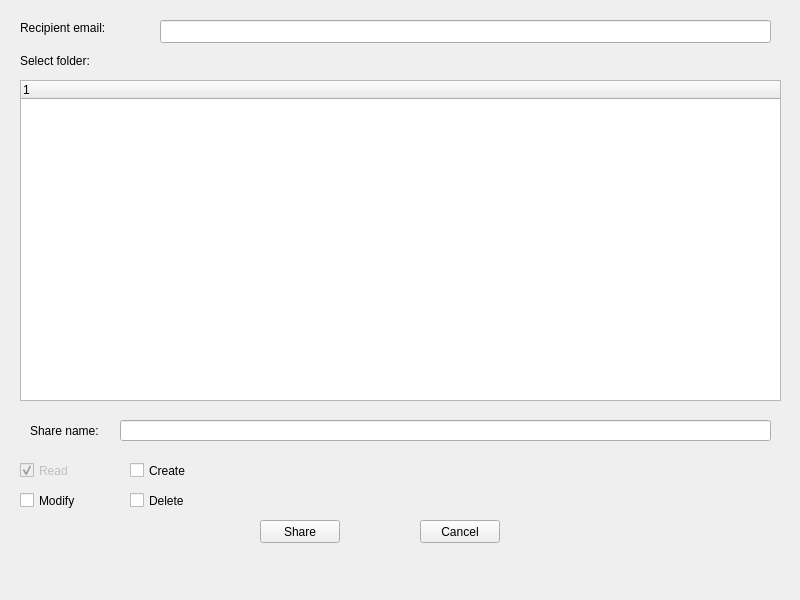
Old version of the form pCloud/sharefolderwindow.ui in the repository pcloudcom/pfs-gui.
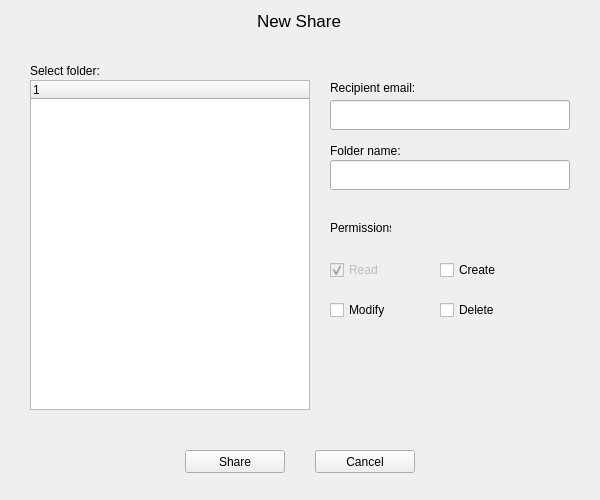
New version of the form.

What changed in the file:
```diff
--- a/pCloud/sharefolderwindow.ui
+++ b/pCloud/sharefolderwindow.ui
@@ -6,8 +6,8 @@
    <rect>
     <x>0</x>
     <y>0</y>
-    <width>800</width>
-    <height>600</height>
+    <width>600</width>
+    <height>500</height>
    </rect>
   </property>
   <property name="windowTitle">
@@ -17,8 +17,8 @@
    <widget class="QLabel" name="label">
     <property name="geometry">
      <rect>
-      <x>20</x>
-      <y>50</y>
+      <x>30</x>
+      <y>60</y>
       <width>131</width>
       <height>21</height>
      </rect>
@@ -30,10 +30,10 @@
    <widget class="QTreeWidget" name="dirtree">
     <property name="geometry">
      <rect>
-      <x>20</x>
+      <x>30</x>
       <y>80</y>
-      <width>761</width>
-      <height>321</height>
+      <width>280</width>
+      <height>330</height>
      </rect>
     </property>
     <column>
@@ -45,8 +45,8 @@
    <widget class="QLabel" name="label_2">
     <property name="geometry">
      <rect>
-      <x>20</x>
-      <y>20</y>
+      <x>330</x>
+      <y>80</y>
       <width>131</width>
       <height>16</height>
      </rect>
@@ -58,10 +58,10 @@
    <widget class="QLineEdit" name="email">
     <property name="geometry">
      <rect>
-      <x>160</x>
-      <y>20</y>
-      <width>611</width>
-      <height>23</height>
+      <x>330</x>
+      <y>100</y>
+      <width>240</width>
+      <height>30</height>
      </rect>
     </property>
    </widget>
@@ -71,10 +71,10 @@
     </property>
     <property name="geometry">
      <rect>
-      <x>20</x>
-      <y>460</y>
-      <width>79</width>
-      <height>21</height>
+      <x>330</x>
+      <y>260</y>
+      <width>80</width>
+      <height>20</height>
      </rect>
     </property>
     <property name="text">
@@ -90,10 +90,10 @@
    <widget class="QCheckBox" name="permModify">
     <property name="geometry">
      <rect>
-      <x>20</x>
-      <y>490</y>
-      <width>79</width>
-      <height>21</height>
+      <x>330</x>
+      <y>300</y>
+      <width>80</width>
+      <height>20</height>
      </rect>
     </property>
     <property name="text">
@@ -103,10 +103,10 @@
    <widget class="QCheckBox" name="permCreate">
     <property name="geometry">
      <rect>
-      <x>130</x>
-      <y>460</y>
-      <width>79</width>
-      <height>21</height>
+      <x>440</x>
+      <y>260</y>
+      <width>80</width>
+      <height>20</height>
      </rect>
     </property>
     <property name="text">
@@ -116,10 +116,10 @@
    <widget class="QCheckBox" name="permDelete">
     <property name="geometry">
      <rect>
-      <x>130</x>
-      <y>490</y>
-      <width>79</width>
-      <height>21</height>
+      <x>440</x>
+      <y>300</y>
+      <width>80</width>
+      <height>20</height>
      </rect>
     </property>
     <property name="text">
@@ -129,9 +129,9 @@
    <widget class="QPushButton" name="sharebutton">
     <property name="geometry">
      <rect>
-      <x>260</x>
-      <y>520</y>
-      <width>80</width>
+      <x>185</x>
+      <y>450</y>
+      <width>100</width>
       <height>23</height>
      </rect>
     </property>
@@ -142,9 +142,9 @@
    <widget class="QPushButton" name="cancelbutton">
     <property name="geometry">
      <rect>
-      <x>420</x>
-      <y>520</y>
-      <width>80</width>
+      <x>315</x>
+      <y>450</y>
+      <width>100</width>
       <height>23</height>
      </rect>
     </property>
@@ -155,10 +155,10 @@
    <widget class="QLabel" name="error">
     <property name="geometry">
      <rect>
-      <x>230</x>
-      <y>470</y>
-      <width>551</width>
-      <height>31</height>
+      <x>330</x>
+      <y>340</y>
+      <width>251</width>
+      <height>71</height>
      </rect>
     </property>
     <property name="text">
@@ -168,24 +168,55 @@
    <widget class="QLabel" name="label_3">
     <property name="geometry">
      <rect>
-      <x>30</x>
-      <y>420</y>
+      <x>330</x>
+      <y>140</y>
       <width>81</width>
       <height>21</height>
      </rect>
     </property>
     <property name="text">
-     <string>Share name:</string>
+     <string>Folder name:</string>
     </property>
    </widget>
    <widget class="QLineEdit" name="sharename">
     <property name="geometry">
      <rect>
-      <x>120</x>
-      <y>420</y>
-      <width>651</width>
+      <x>330</x>
+      <y>160</y>
+      <width>240</width>
+      <height>30</height>
+     </rect>
+    </property>
+   </widget>
+   <widget class="QLabel" name="label_4">
+    <property name="geometry">
+     <rect>
+      <x>257</x>
+      <y>10</y>
+      <width>85</width>
       <height>21</height>
      </rect>
+    </property>
+    <property name="font">
+     <font>
+      <pointsize>13</pointsize>
+     </font>
+    </property>
+    <property name="text">
+     <string>New Share</string>
+    </property>
+   </widget>
+   <widget class="QLabel" name="label_5">
+    <property name="geometry">
+     <rect>
+      <x>330</x>
+      <y>220</y>
+      <width>61</width>
+      <height>16</height>
+     </rect>
+    </property>
+    <property name="text">
+     <string>Permissions:</string>
     </property>
    </widget>
   </widget>
```
